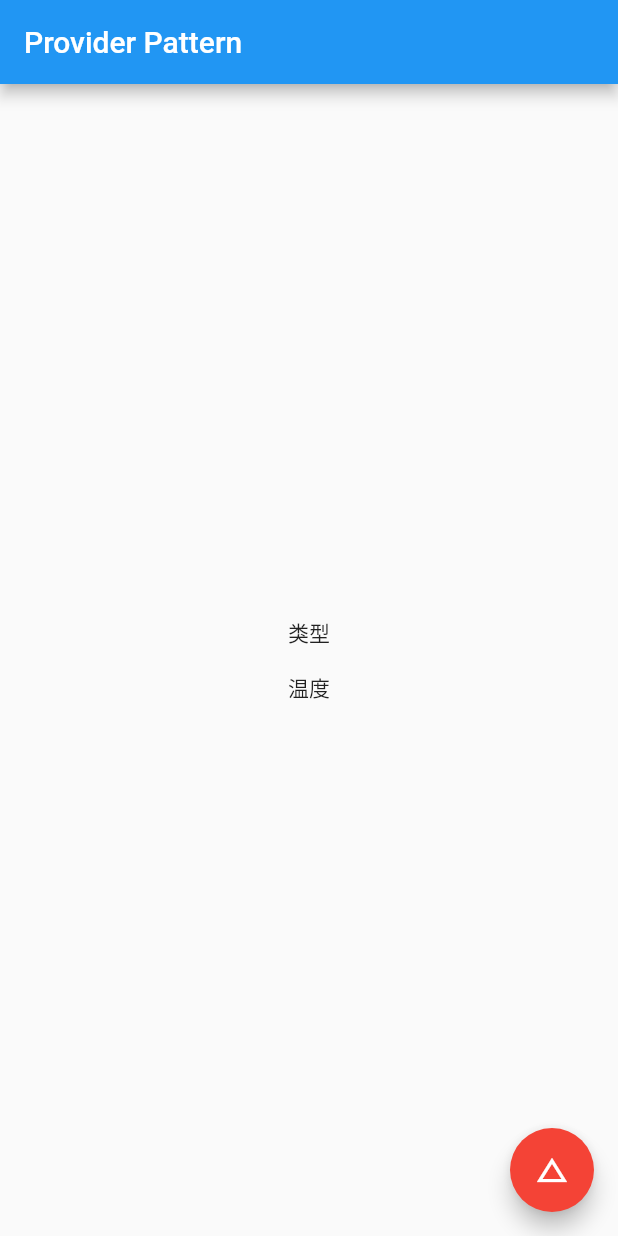
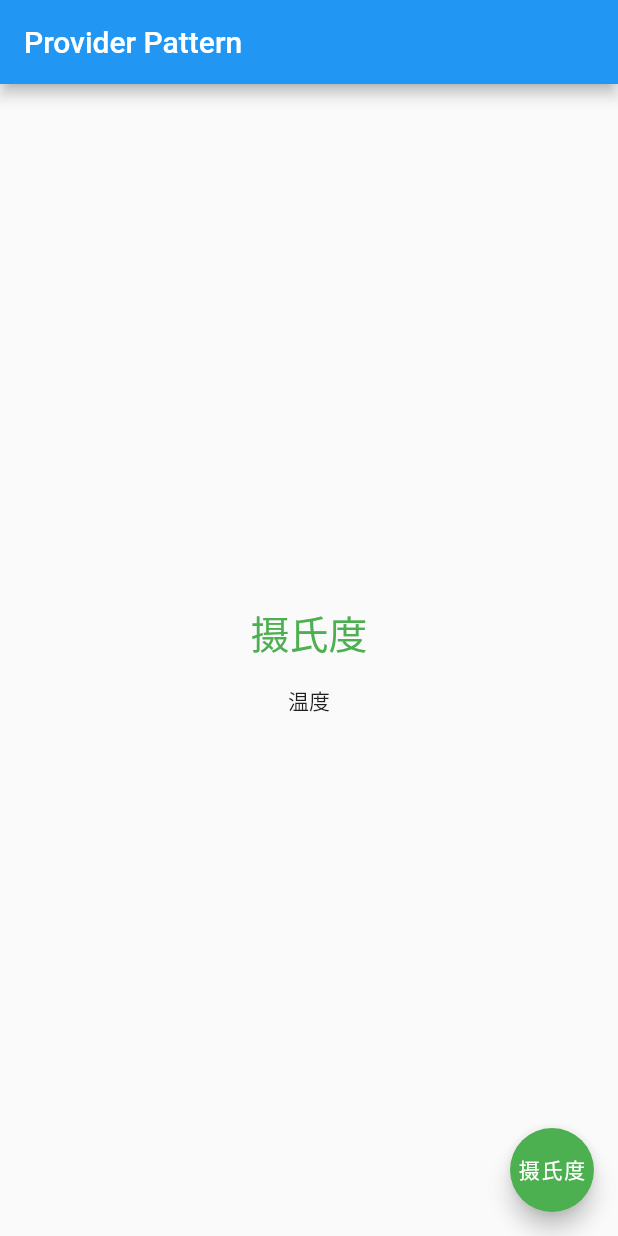
Before and after one commit to hemiahwu/flutter-jd-playlist, a Flutter app: the screen it shows after launch, on a phone screen of 412 x 824 dp. Run offline on Flutter 3.47's test engine with Material 2 defaults, Android fonts, the phone set to English and light mode, and no system bars.

```diff
--- a/lib/WeatherInfo.dart
+++ b/lib/WeatherInfo.dart
@@ -1,4 +1,6 @@
-class WeatherInfo {
+import 'package:flutter/foundation.dart';
+
+class WeatherInfo with ChangeNotifier {
   String _tempType = "摄氏度";
   int _temperatureVal = 25;
 
@@ -7,9 +9,11 @@ class WeatherInfo {
 
   set temperature(int newTemp) {
     _temperatureVal = newTemp;
+    notifyListeners();
   }
 
   set temperatureType(String newType) {
     _tempType = newType;
+    notifyListeners();
   }
 }
--- a/lib/main.dart
+++ b/lib/main.dart
@@ -1,4 +1,6 @@
 import 'package:flutter/material.dart';
+import 'package:jd_app/WeatherInfo.dart';
+// 1
 import 'package:provider/provider.dart';
 
 void main() => runApp(MyApp());
@@ -22,7 +24,9 @@ class MyHomePage extends StatelessWidget {
 
   @override
   Widget build(BuildContext context) {
-    return Scaffold(
+    return ChangeNotifierProvider(
+      create: (context) => WeatherInfo(),
+      child: Scaffold(
         appBar: AppBar(
           title: Text("Provider Pattern"),
         ),
@@ -36,18 +40,29 @@ class MyHomePage extends StatelessWidget {
           ),
         ),
         floatingActionButton: MyFloatingActionButton(),
+      ),
     );
   }
 }
 
 class MySpecialHeading extends StatelessWidget {
   const MySpecialHeading({Key key}) : super(key: key);
+  Color decideColor(WeatherInfo info) {
+    return info.temperatureType == "摄氏度" ? Colors.green : Colors.deepOrange;
+  }
 
   @override
   Widget build(BuildContext context) {
+    var weatherInfo = Provider.of<WeatherInfo>(context);
     return Padding(
       padding: const EdgeInsets.all(8.0),
-      child: Text("类型"),
+      child: Text(
+        weatherInfo.temperatureType,
+        style: TextStyle(
+          color: decideColor(weatherInfo),
+          fontSize: 26.0,
+        ),
+      ),
     );
   }
 }
@@ -57,25 +72,40 @@ class MySpecialContent extends StatelessWidget {
 
   @override
   Widget build(BuildContext context) {
-    return Padding(
-      padding: const EdgeInsets.all(8.0),
-      child: Text("温度"),
-    );
+    return Padding(padding: const EdgeInsets.all(8.0), child: Text("温度"));
+    // child: Consumer<WeatherInfo>(
+    //   builder: (context, weatherInfo, _) => Text(
+    //     weatherInfo.temperatureType,
+    //     style: TextStyle(
+    //       color: Colors.deepPurple,
+    //       fontSize: 26.0,
+    //     ),
+    //   ),
+    // ));
   }
 }
 
 class MyFloatingActionButton extends StatelessWidget {
   const MyFloatingActionButton({Key key}) : super(key: key);
 
+  Color decideColor(WeatherInfo info) {
+    return info.temperatureType == "摄氏度" ? Colors.green : Colors.deepOrange;
+  }
+
   @override
   Widget build(BuildContext context) {
+    var weatherInfo = Provider.of<WeatherInfo>(context);
+
     return FloatingActionButton(
-      backgroundColor: Colors.red,
+      backgroundColor: decideColor(weatherInfo),
       onPressed: () {
         // TODO: some event
+        String newWeatherType =
+            weatherInfo.temperatureType == "摄氏度" ? "华氏度" : "摄氏度";
+        weatherInfo.temperatureType = newWeatherType;
       },
       tooltip: "改变温度类型",
-      child: Icon(Icons.change_history),
+      child: Text(weatherInfo.temperatureType),
     );
   }
 }
```
Lines whose indentation alone changed are shown as unchanged.
